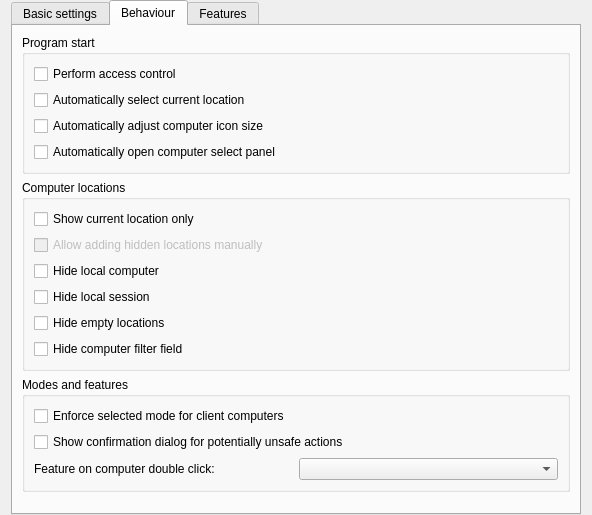
First picture: the form in configurator/src/MasterConfigurationPage.ui, repository veyon/veyon, before the edit.
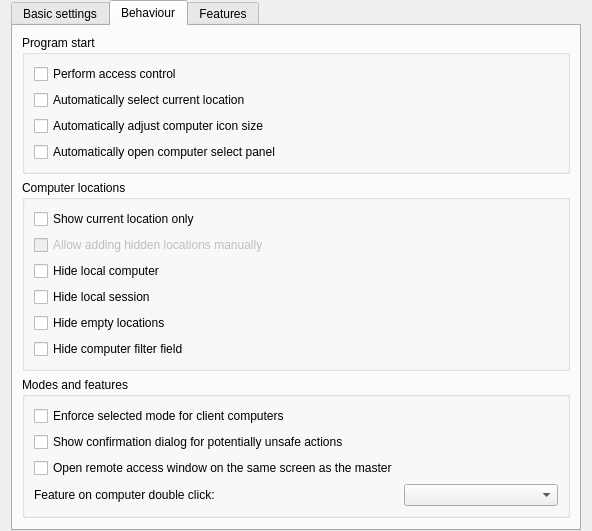
Second picture: the form after the edit. The open tabs and pages were chosen to show the change. Icons and pictures are not drawn.

Commit message: add option to open the remote window on the same screen as the master

What changed in the file:
```diff
--- a/configurator/src/MasterConfigurationPage.ui
+++ b/configurator/src/MasterConfigurationPage.ui
@@ -2,6 +2,14 @@
 <ui version="4.0">
  <class>MasterConfigurationPage</class>
  <widget class="QWidget" name="MasterConfigurationPage">
+  <property name="geometry">
+   <rect>
+    <x>0</x>
+    <y>0</y>
+    <width>592</width>
+    <height>523</height>
+   </rect>
+  </property>
   <layout class="QVBoxLayout" name="verticalLayout_6">
    <property name="topMargin">
     <number>0</number>
@@ -363,13 +371,6 @@
           <string>Modes and features</string>
          </property>
          <layout class="QGridLayout" name="gridLayout" columnstretch="0,0">
-          <item row="0" column="0" colspan="2">
-           <widget class="QCheckBox" name="enforceSelectedModeForClients">
-            <property name="text">
-             <string>Enforce selected mode for client computers</string>
-            </property>
-           </widget>
-          </item>
           <item row="1" column="0" colspan="2">
            <widget class="QCheckBox" name="confirmUnsafeActions">
             <property name="toolTip">
@@ -380,16 +381,33 @@
             </property>
            </widget>
           </item>
-          <item row="2" column="1">
+          <item row="3" column="1">
            <widget class="QComboBox" name="computerDoubleClickFeature"/>
           </item>
-          <item row="2" column="0">
+          <item row="3" column="0">
            <widget class="QLabel" name="label_3">
             <property name="text">
              <string>Feature on computer double click:</string>
             </property>
            </widget>
           </item>
+          <item row="0" column="0" colspan="2">
+           <widget class="QCheckBox" name="enforceSelectedModeForClients">
+            <property name="text">
+             <string>Enforce selected mode for client computers</string>
+            </property>
+           </widget>
+          </item>
+          <item row="2" column="0">
+           <widget class="QCheckBox" name="openOnMasterScreen">
+            <property name="toolTip">
+             <string>Else it will open on the main screen always</string>
+            </property>
+            <property name="text">
+             <string>Open remote access window on the same screen as the master</string>
+            </property>
+           </widget>
+          </item>
          </layout>
         </widget>
        </item>
```
Left out of the diff: 1 changed line with no effect on the pictures. The commit also changes 2 other files.
